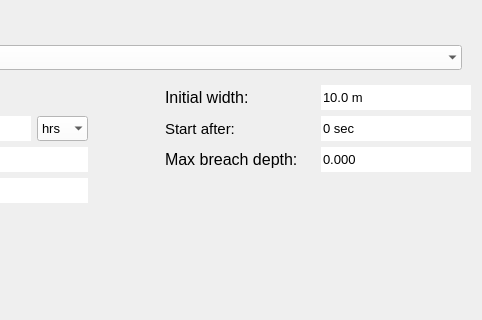
Old version of the form threedi_models_and_simulations/ui/simulation_wizard/page_breaches.ui in the repository nens/threedi-api-qgis-client; both pictures show x 311 to 793 and y 0 to 320 of the 793 by 500 pixel window.
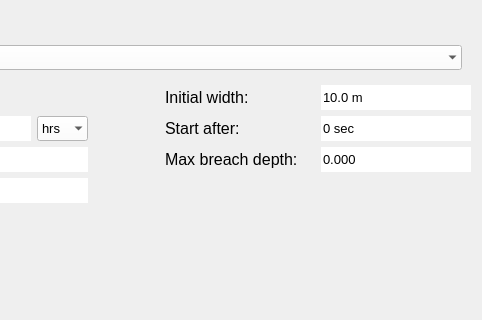
New version of the form.

Commit message: Fixed breach label font size.

What changed in the file:
```diff
--- a/threedi_models_and_simulations/ui/simulation_wizard/page_breaches.ui
+++ b/threedi_models_and_simulations/ui/simulation_wizard/page_breaches.ui
@@ -274,7 +274,7 @@
        <property name="font">
         <font>
          <family>Segoe UI</family>
-         <pointsize>11</pointsize>
+         <pointsize>12</pointsize>
         </font>
        </property>
        <property name="text">
```
